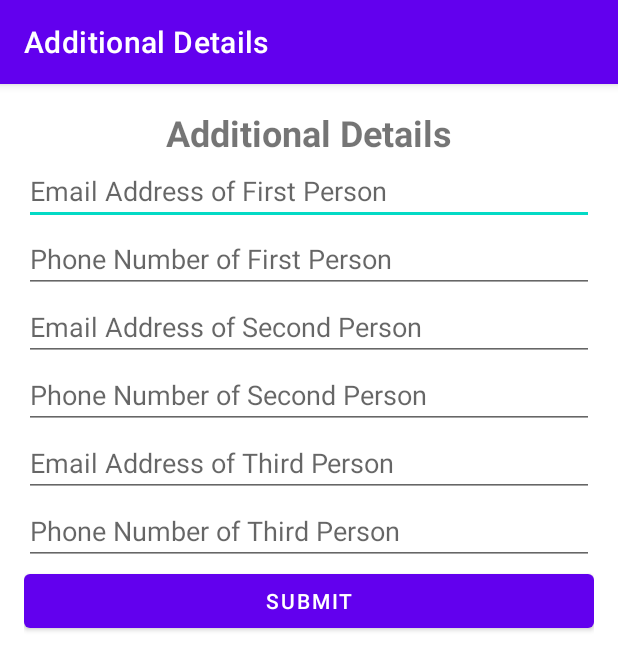
After one commit to AayushViswase/SafetyAPP, an Android app: the AdditionalDetailsActivity screen opened directly, with no data from a screen before it, on a phone screen of 412 x 824 dp. The commit adds this screen. Shown: the top 670 px of the screen. Run offline under Robolectric (Android 15) with nearby library versions, the phone set to English and light mode, and no system bars; our stand-ins replace Firebase (no records; nobody signed in at launch, a user with empty details on screens opened directly).

Commit message:
AdditionalDetailsActivity created

```diff
--- /dev/null
+++ b/SafetyApp2/app/src/main/java/com/example/safetyapp/AdditionalDetailsActivity.java
@@ -0,0 +1,94 @@
+package com.example.safetyapp;
+
+import androidx.appcompat.app.AppCompatActivity;
+
+import android.content.Intent;
+import android.os.Bundle;
+import android.view.View;
+import android.widget.Button;
+import android.widget.EditText;
+import android.widget.Toast;
+import com.google.firebase.auth.FirebaseAuth;
+import com.google.firebase.auth.FirebaseUser;
+import com.google.firebase.database.DatabaseReference;
+import com.google.firebase.database.FirebaseDatabase;
+
+public class AdditionalDetailsActivity extends AppCompatActivity {
+    EditText firstPersonEmail, firstPersonPhone, secondPersonEmail, secondPersonPhone;
+    Button saveDetailsButton;
+    DatabaseReference databaseReference;
+    FirebaseUser currentUser;
+    String userId;
+
+    @Override
+    protected void onCreate(Bundle savedInstanceState) {
+        super.onCreate(savedInstanceState);
+        setContentView(R.layout.activity_additional_details);
+        getSupportActionBar().setTitle("Additional Details");
+
+        firstPersonEmail = findViewById(R.id.first_person_email_field);
+        firstPersonPhone = findViewById(R.id.first_person_phone_field);
+        secondPersonEmail = findViewById(R.id.second_person_email_field);
+        secondPersonPhone = findViewById(R.id.second_person_phone_field);
+        saveDetailsButton = findViewById(R.id.submit_button);
+
+        // Get current user and user id
+        currentUser = FirebaseAuth.getInstance().getCurrentUser();
+        userId = currentUser.getUid();
+
+        // Get database reference for the current user
+        databaseReference = FirebaseDatabase.getInstance().getReference("Users").child(userId);
+
+        // Set click listener for save details button
+        saveDetailsButton.setOnClickListener(new View.OnClickListener() {
+            @Override
+            public void onClick(View v) {
+                saveDetails();
+            }
+        });
+    }
+
+    private void saveDetails() {
+        String firstEmail = firstPersonEmail.getText().toString().trim();
+        String firstPhone = firstPersonPhone.getText().toString().trim();
+        String secondEmail = secondPersonEmail.getText().toString().trim();
+        String secondPhone = secondPersonPhone.getText().toString().trim();
+
+        // Validate input fields
+        if (firstEmail.isEmpty()) {
+            firstPersonEmail.setError("Email is required!");
+            firstPersonEmail.requestFocus();
+            return;
+        }
+
+        if (firstPhone.isEmpty()) {
+            firstPersonPhone.setError("Phone number is required!");
+            firstPersonPhone.requestFocus();
+            return;
+        }
+
+        if (secondEmail.isEmpty()) {
+            secondPersonEmail.setError("Email is required!");
+            secondPersonEmail.requestFocus();
+            return;
+        }
+
+        if (secondPhone.isEmpty()) {
+            secondPersonPhone.setError("Phone number is required!");
+            secondPersonPhone.requestFocus();
+            return;
+        }
+
+        // Save details to database
+        databaseReference.child("firstEmail").setValue(firstEmail);
+        databaseReference.child("firstPhone").setValue(firstPhone);
+        databaseReference.child("secondEmail").setValue(secondEmail);
+        databaseReference.child("secondPhone").setValue(secondPhone);
+        Intent intent =new Intent(AdditionalDetailsActivity.this,HomePageActivity.class);
+        startActivity(intent);
+        finish();
+
+
+        Toast.makeText(this, "Details saved successfully!", Toast.LENGTH_SHORT).show();
+    }
+}
--- a/SafetyApp2/app/src/main/java/com/example/safetyapp/DeleteProfileActivity.java
+++ b/SafetyApp2/app/src/main/java/com/example/safetyapp/DeleteProfileActivity.java
@@ -32,6 +32,8 @@ import com.google.firebase.database.FirebaseDatabase;
 import com.google.firebase.storage.FirebaseStorage;
 import com.google.firebase.storage.StorageReference;
 
+import java.util.Objects;
+
 public class DeleteProfileActivity extends AppCompatActivity {
     private FirebaseAuth authProfile;
     private FirebaseUser firebaseUser;
@@ -46,7 +48,7 @@ public class DeleteProfileActivity extends AppCompatActivity {
     protected void onCreate(Bundle savedInstanceState) {
         super.onCreate(savedInstanceState);
         setContentView(R.layout.activity_delete_profile);
-        getSupportActionBar().setTitle("Delete Your Profile");
+        Objects.requireNonNull(getSupportActionBar()).setTitle("Delete Your Profile");
 
         progressBar = findViewById(R.id.progressBar);
         editTextUserPwd = findViewById(R.id.editText_delete_user_pwd);
--- /dev/null
+++ b/SafetyApp2/app/src/main/res/layout/activity_additional_details.xml
@@ -0,0 +1,61 @@
+<?xml version="1.0" encoding="utf-8"?>
+<LinearLayout xmlns:android="http://schemas.android.com/apk/res/android"
+    android:layout_width="match_parent"
+    android:layout_height="match_parent"
+    android:orientation="vertical"
+    android:padding="16dp">
+
+    <TextView
+        android:layout_width="match_parent"
+        android:layout_height="wrap_content"
+        android:text="Additional Details"
+        android:textSize="24sp"
+        android:textStyle="bold"
+        android:gravity="center"/>
+
+    <EditText
+        android:id="@+id/first_person_email_field"
+        android:layout_width="match_parent"
+        android:layout_height="wrap_content"
+        android:hint="Email Address of First Person"/>
+
+    <EditText
+        android:id="@+id/first_person_phone_field"
+        android:layout_width="match_parent"
+        android:layout_height="wrap_content"
+        android:hint="Phone Number of First Person"
+        android:inputType="phone" />
+
+    <EditText
+        android:id="@+id/second_person_email_field"
+        android:layout_width="match_parent"
+        android:layout_height="wrap_content"
+        android:hint="Email Address of Second Person"/>
+
+    <EditText
+        android:id="@+id/second_person_phone_field"
+        android:layout_width="match_parent"
+        android:layout_height="wrap_content"
+        android:hint="Phone Number of Second Person"
+        android:inputType="phone"/>
+
+    <EditText
+        android:id="@+id/third_person_email_field"
+        android:layout_width="match_parent"
+        android:layout_height="wrap_content"
+        android:hint="Email Address of Third Person"/>
+
+    <EditText
+        android:id="@+id/third_person_phone_field"
+        android:layout_width="match_parent"
+        android:layout_height="wrap_content"
+        android:hint="Phone Number of Third Person"
+        android:inputType="phone"/>
+
+    <Button
+        android:id="@+id/submit_button"
+        android:layout_width="match_parent"
+        android:layout_height="wrap_content"
+        android:text="Submit"/>
+
+</LinearLayout>
--- a/SafetyApp2/app/src/main/res/values/strings.xml
+++ b/SafetyApp2/app/src/main/res/values/strings.xml
@@ -25,5 +25,6 @@
     <string name="i_agree_with_the_terms_of_service_and_privacy_policy">I agree with the Terms of Service and Privacy Policy</string>
     <string name="profile">Profile</string>
     <string name="instructions">Instructions</string>
+    <string name="Authenticated">You are Authenticated.you can change password</string>
 
 </resources>
```
Also changed, not shown: SafetyApp2/app/src/main/AndroidManifest.xml (+9 -3 lines), SafetyApp2/app/src/main/java/com/example/safetyapp/ChangePasswordActivity.java (+16 -32 lines), SafetyApp2/app/src/main/java/com/example/safetyapp/LoginActivity.java (+8 -2 lines), SafetyApp2/app/src/main/java/com/example/safetyapp/RegisterActivity.java (+8 -8 lines), SafetyApp2/app/src/main/java/com/example/safetyapp/UpdateProfileActivity.java (+5 -5 lines), SafetyApp2/app/src/main/res/layout/activity_main.xml (+5 -4 lines).
